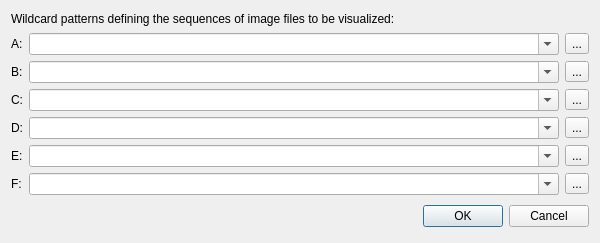
Before: the Qt Designer form ComparisonDialog.ui in wsmigaj/Cameleon, drawn with Qt 5.
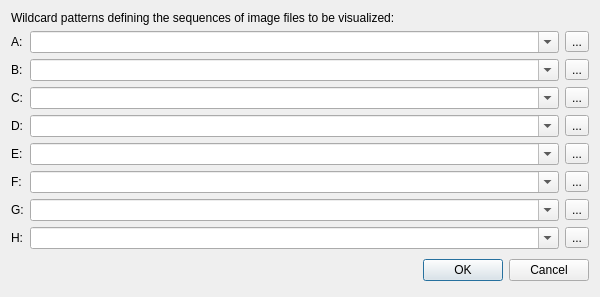
After: the same form once the commit is applied.

Commit message: Allow up to 8 images.

The edit to the form file:
```diff
--- a/ComparisonDialog.ui
+++ b/ComparisonDialog.ui
@@ -157,6 +157,48 @@
          </property>
         </widget>
        </item>
+       <item row="7" column="0">
+        <widget class="QLabel" name="label_8">
+         <property name="text">
+          <string>G:</string>
+         </property>
+        </widget>
+       </item>
+       <item row="7" column="1">
+        <widget class="QComboBox" name="patternGComboBox">
+         <property name="editable">
+          <bool>true</bool>
+         </property>
+        </widget>
+       </item>
+       <item row="7" column="2">
+        <widget class="QToolButton" name="fileDialogButtonG">
+         <property name="text">
+          <string>...</string>
+         </property>
+        </widget>
+       </item>
+       <item row="8" column="0">
+        <widget class="QLabel" name="label_9">
+         <property name="text">
+          <string>H:</string>
+         </property>
+        </widget>
+       </item>
+       <item row="8" column="1">
+        <widget class="QComboBox" name="patternHComboBox">
+         <property name="editable">
+          <bool>true</bool>
+         </property>
+        </widget>
+       </item>
+       <item row="8" column="2">
+        <widget class="QToolButton" name="fileDialogButtonH">
+         <property name="text">
+          <string>...</string>
+         </property>
+        </widget>
+       </item>
       </layout>
      </item>
     </layout>
```
Left out of the diff: 4 changed lines with no effect on the pictures. The commit also changes 2 other files.
